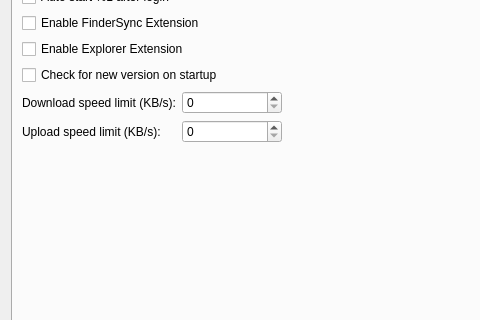
Qt form ui/settings-dialog.ui (haiwen/seadrive-gui) before a commit; both pictures show x 0 to 480 and y 111 to 431 of the 724 by 579 pixel window.
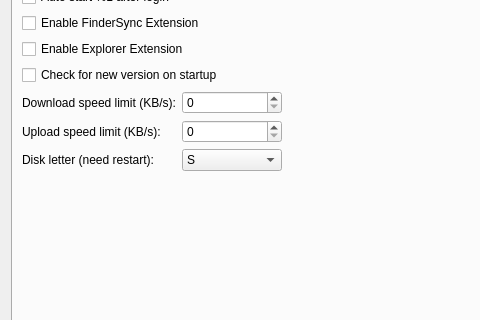
The same form after that commit. The open tabs and pages were chosen to show the change.

Commit message: settings dialog: added disk letter comboBox.

The edit to the form file:
```diff
--- a/ui/settings-dialog.ui
+++ b/ui/settings-dialog.ui
@@ -120,6 +120,31 @@
            </property>
           </widget>
          </item>
+         <item row="2" column="0">
+          <widget class="QLabel" name="label_8">
+           <property name="text">
+            <string>Disk letter (need restart): </string>
+           </property>
+          </widget>
+         </item>
+         <item row="2" column="1">
+	  <widget class="QComboBox" name="mDiskLetter">
+           <property name="maximumSize">
+            <size>
+             <width>100</width>
+             <height>16777215</height>
+            </size>
+           </property>
+           <property name="sizeAdjustPolicy">
+            <enum>QComboBox::AdjustToContents</enum>
+           </property>
+           <item>
+            <property name="text">
+             <string>S</string>
+            </property>
+           </item>
+          </widget>
+         </item>
         </layout>
        </item>
       </layout>
```
The commit also changes 2 other files.
